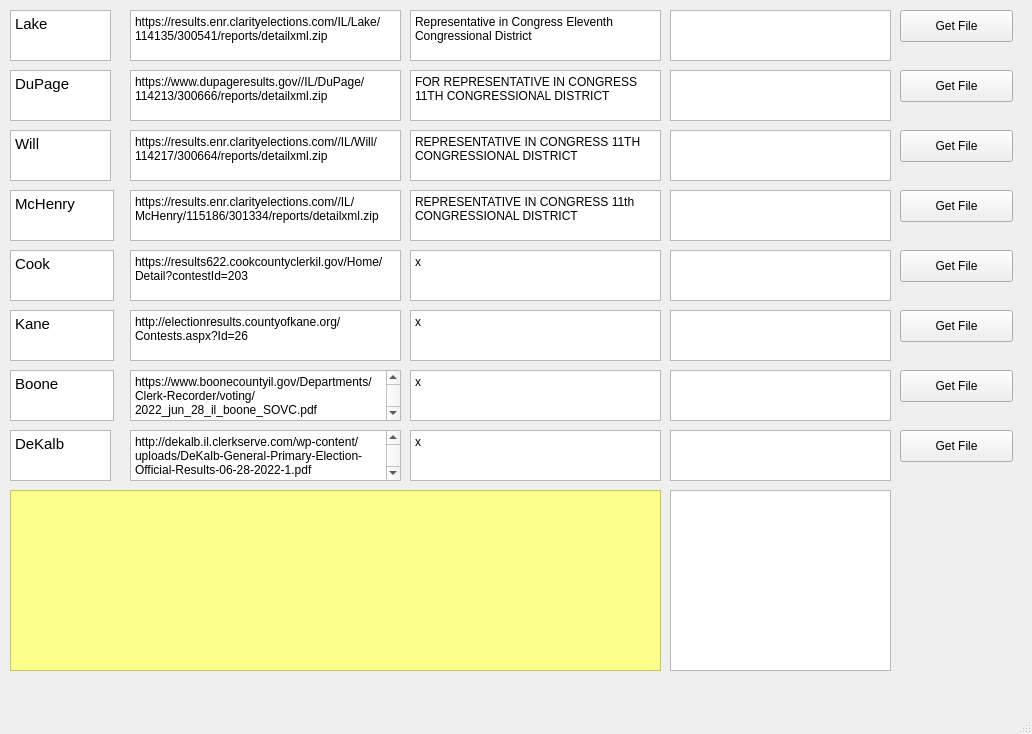
Qt form ui-data/elections.ui (GeekGirl1024/election-data-gatherer) before a commit.
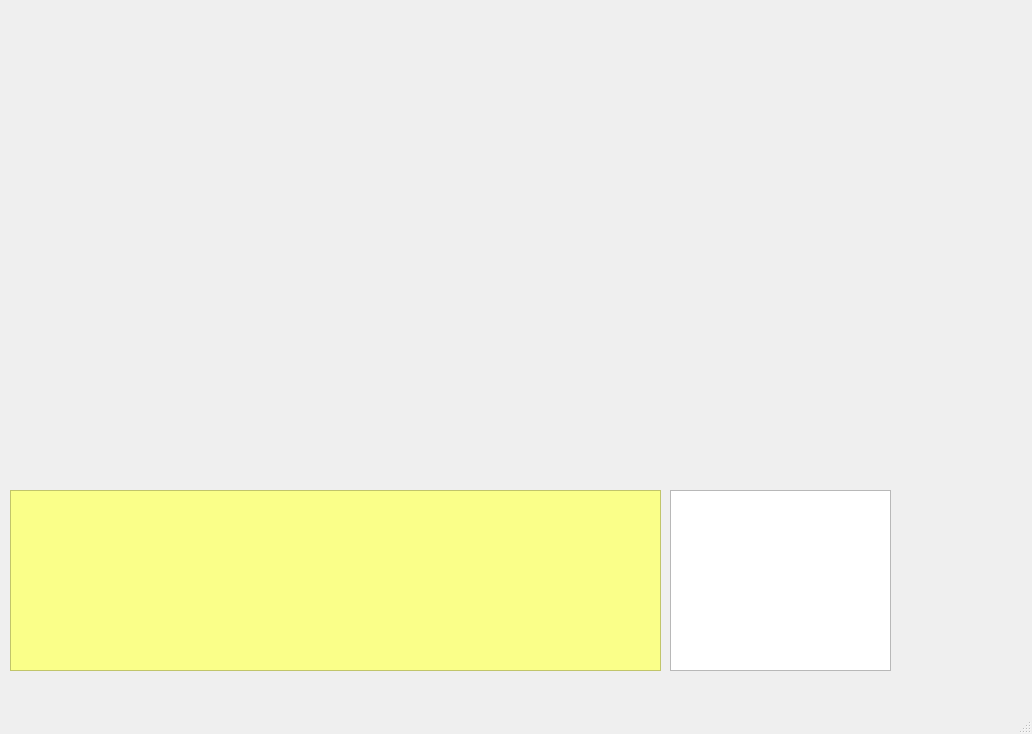
The same form after that commit.

Commit message: remove original static counties

What changed in the file:
```diff
--- a/ui-data/elections.ui
+++ b/ui-data/elections.ui
@@ -33,545 +33,6 @@
      <bool>true</bool>
     </property>
    </widget>
-   <widget class="QPlainTextEdit" name="county1Label">
-    <property name="geometry">
-     <rect>
-      <x>10</x>
-      <y>10</y>
-      <width>101</width>
-      <height>51</height>
-     </rect>
-    </property>
-    <property name="font">
-     <font>
-      <pointsize>11</pointsize>
-     </font>
-    </property>
-    <property name="plainText">
-     <string>Lake</string>
-    </property>
-   </widget>
-   <widget class="QPushButton" name="download1Button">
-    <property name="geometry">
-     <rect>
-      <x>900</x>
-      <y>10</y>
-      <width>113</width>
-      <height>32</height>
-     </rect>
-    </property>
-    <property name="text">
-     <string>Get File</string>
-    </property>
-   </widget>
-   <widget class="QPlainTextEdit" name="county1Url">
-    <property name="geometry">
-     <rect>
-      <x>130</x>
-      <y>10</y>
-      <width>271</width>
-      <height>51</height>
-     </rect>
-    </property>
-    <property name="plainText">
-     <string>https://results.enr.clarityelections.com/IL/Lake/114135/300541/reports/detailxml.zip</string>
-    </property>
-   </widget>
-   <widget class="QPlainTextEdit" name="county2Label">
-    <property name="geometry">
-     <rect>
-      <x>10</x>
-      <y>70</y>
-      <width>101</width>
-      <height>51</height>
-     </rect>
-    </property>
-    <property name="font">
-     <font>
-      <pointsize>11</pointsize>
-     </font>
-    </property>
-    <property name="plainText">
-     <string>DuPage</string>
-    </property>
-   </widget>
-   <widget class="QPlainTextEdit" name="county3Label">
-    <property name="geometry">
-     <rect>
-      <x>10</x>
-      <y>130</y>
-      <width>101</width>
-      <height>51</height>
-     </rect>
-    </property>
-    <property name="font">
-     <font>
-      <pointsize>11</pointsize>
-     </font>
-    </property>
-    <property name="plainText">
-     <string>Will</string>
-    </property>
-   </widget>
-   <widget class="QPlainTextEdit" name="county4Label">
-    <property name="geometry">
-     <rect>
-      <x>10</x>
-      <y>190</y>
-      <width>104</width>
-      <height>51</height>
-     </rect>
-    </property>
-    <property name="font">
-     <font>
-      <pointsize>11</pointsize>
-     </font>
-    </property>
-    <property name="plainText">
-     <string>McHenry</string>
-    </property>
-   </widget>
-   <widget class="QPlainTextEdit" name="county4Url">
-    <property name="geometry">
-     <rect>
-      <x>130</x>
-      <y>190</y>
-      <width>271</width>
-      <height>51</height>
-     </rect>
-    </property>
-    <property name="plainText">
-     <string>https://results.enr.clarityelections.com//IL/McHenry/115186/301334/reports/detailxml.zip</string>
-    </property>
-   </widget>
-   <widget class="QPlainTextEdit" name="county3Url">
-    <property name="geometry">
-     <rect>
-      <x>130</x>
-      <y>130</y>
-      <width>271</width>
-      <height>51</height>
-     </rect>
-    </property>
-    <property name="plainText">
-     <string>https://results.enr.clarityelections.com//IL/Will/114217/300664/reports/detailxml.zip</string>
-    </property>
-   </widget>
-   <widget class="QPlainTextEdit" name="county2Url">
-    <property name="geometry">
-     <rect>
-      <x>130</x>
-      <y>70</y>
-      <width>271</width>
-      <height>51</height>
-     </rect>
-    </property>
-    <property name="plainText">
-     <string>https://www.dupageresults.gov//IL/DuPage/114213/300666/reports/detailxml.zip</string>
-    </property>
-   </widget>
-   <widget class="QPushButton" name="download2Button">
-    <property name="geometry">
-     <rect>
-      <x>900</x>
-      <y>70</y>
-      <width>113</width>
-      <height>32</height>
-     </rect>
-    </property>
-    <property name="text">
-     <string>Get File</string>
-    </property>
-   </widget>
-   <widget class="QPushButton" name="download3Button">
-    <property name="geometry">
-     <rect>
-      <x>900</x>
-      <y>130</y>
-      <width>113</width>
-      <height>32</height>
-     </rect>
-    </property>
-    <property name="text">
-     <string>Get File</string>
-    </property>
-   </widget>
-   <widget class="QPushButton" name="download4Button">
-    <property name="geometry">
-     <rect>
-      <x>900</x>
-      <y>190</y>
-      <width>113</width>
-      <height>32</height>
-     </rect>
-    </property>
-    <property name="text">
-     <string>Get File</string>
-    </property>
-   </widget>
-   <widget class="QPlainTextEdit" name="county5Label">
-    <property name="geometry">
-     <rect>
-      <x>10</x>
-      <y>250</y>
-      <width>104</width>
-      <height>51</height>
-     </rect>
-    </property>
-    <property name="font">
-     <font>
-      <pointsize>11</pointsize>
-     </font>
-    </property>
-    <property name="plainText">
-     <string>Cook</string>
-    </property>
-   </widget>
-   <widget class="QPlainTextEdit" name="county6Label">
-    <property name="geometry">
-     <rect>
-      <x>10</x>
-      <y>310</y>
-      <width>104</width>
-      <height>51</height>
-     </rect>
-    </property>
-    <property name="font">
-     <font>
-      <pointsize>11</pointsize>
-     </font>
-    </property>
-    <property name="plainText">
-     <string>Kane</string>
-    </property>
-   </widget>
-   <widget class="QPlainTextEdit" name="county7Label">
-    <property name="geometry">
-     <rect>
-      <x>10</x>
-      <y>370</y>
-      <width>104</width>
-      <height>51</height>
-     </rect>
-    </property>
-    <property name="font">
-     <font>
-      <pointsize>11</pointsize>
-     </font>
-    </property>
-    <property name="plainText">
-     <string>Boone</string>
-    </property>
-   </widget>
-   <widget class="QPlainTextEdit" name="county8Label">
-    <property name="geometry">
-     <rect>
-      <x>10</x>
-      <y>430</y>
-      <width>101</width>
-      <height>51</height>
-     </rect>
-    </property>
-    <property name="font">
-     <font>
-      <pointsize>11</pointsize>
-     </font>
-    </property>
-    <property name="plainText">
-     <string>DeKalb</string>
-    </property>
-   </widget>
-   <widget class="QPlainTextEdit" name="county5Url">
-    <property name="geometry">
-     <rect>
-      <x>130</x>
-      <y>250</y>
-      <width>271</width>
-      <height>51</height>
-     </rect>
-    </property>
-    <property name="plainText">
-     <string>https://results622.cookcountyclerkil.gov/Home/Detail?contestId=203</string>
-    </property>
-   </widget>
-   <widget class="QPlainTextEdit" name="county6Url">
-    <property name="geometry">
-     <rect>
-      <x>130</x>
-      <y>310</y>
-      <width>271</width>
-      <height>51</height>
-     </rect>
-    </property>
-    <property name="plainText">
-     <string>http://electionresults.countyofkane.org/Contests.aspx?Id=26</string>
-    </property>
-    <property name="text" stdset="0">
-     <string/>
-    </property>
-   </widget>
-   <widget class="QPlainTextEdit" name="county7Url">
-    <property name="geometry">
-     <rect>
-      <x>130</x>
-      <y>370</y>
-      <width>271</width>
-      <height>51</height>
-     </rect>
-    </property>
-    <property name="plainText">
-     <string>https://www.boonecountyil.gov/Departments/Clerk-Recorder/voting/2022_jun_28_il_boone_SOVC.pdf</string>
-    </property>
-   </widget>
-   <widget class="QPlainTextEdit" name="county8Url">
-    <property name="geometry">
-     <rect>
-      <x>130</x>
-      <y>430</y>
-      <width>271</width>
-      <height>51</height>
-     </rect>
-    </property>
-    <property name="plainText">
-     <string>http://dekalb.il.clerkserve.com/wp-content/uploads/DeKalb-General-Primary-Election-Official-Results-06-28-2022-1.pdf</string>
-    </property>
-   </widget>
-   <widget class="QPushButton" name="download5Button">
-    <property name="geometry">
-     <rect>
-      <x>900</x>
-      <y>250</y>
-      <width>113</width>
-      <height>32</height>
-     </rect>
-    </property>
-    <property name="text">
-     <string>Get File</string>
-    </property>
-   </widget>
-   <widget class="QPushButton" name="download6Button">
-    <property name="geometry">
-     <rect>
-      <x>900</x>
-      <y>310</y>
-      <width>113</width>
-      <height>32</height>
-     </rect>
-    </property>
-    <property name="text">
-     <string>Get File</string>
-    </property>
-   </widget>
-   <widget class="QPushButton" name="download7Button">
-    <property name="geometry">
-     <rect>
-      <x>900</x>
-      <y>370</y>
-      <width>113</width>
-      <height>32</height>
-     </rect>
-    </property>
-    <property name="text">
-     <string>Get File</string>
-    </property>
-   </widget>
-   <widget class="QPushButton" name="download8Button">
-    <property name="geometry">
-     <rect>
-      <x>900</x>
-      <y>430</y>
-      <width>113</width>
-      <height>32</height>
-     </rect>
-    </property>
-    <property name="text">
-     <string>Get File</string>
-    </property>
-   </widget>
-   <widget class="QPlainTextEdit" name="contestName1">
-    <property name="geometry">
-     <rect>
-      <x>410</x>
-      <y>10</y>
-      <width>251</width>
-      <height>51</height>
-     </rect>
-    </property>
-    <property name="plainText">
-     <string>Representative in Congress Eleventh Congressional District</string>
-    </property>
-   </widget>
-   <widget class="QPlainTextEdit" name="contestName2">
-    <property name="geometry">
-     <rect>
-      <x>410</x>
-      <y>70</y>
-      <width>251</width>
-      <height>51</height>
-     </rect>
-    </property>
-    <property name="plainText">
-     <string>FOR REPRESENTATIVE IN CONGRESS 11TH CONGRESSIONAL DISTRICT</string>
-    </property>
-   </widget>
-   <widget class="QPlainTextEdit" name="contestName3">
-    <property name="geometry">
-     <rect>
-      <x>410</x>
-      <y>130</y>
-      <width>251</width>
-      <height>51</height>
-     </rect>
-    </property>
-    <property name="plainText">
-     <string>REPRESENTATIVE IN CONGRESS 11TH CONGRESSIONAL DISTRICT</string>
-    </property>
-   </widget>
-   <widget class="QPlainTextEdit" name="contestName4">
-    <property name="geometry">
-     <rect>
-      <x>410</x>
-      <y>190</y>
-      <width>251</width>
-      <height>51</height>
-     </rect>
-    </property>
-    <property name="plainText">
-     <string>REPRESENTATIVE IN CONGRESS 11th CONGRESSIONAL DISTRICT</string>
-    </property>
-   </widget>
-   <widget class="QPlainTextEdit" name="contestName5">
-    <property name="geometry">
-     <rect>
-      <x>410</x>
-      <y>250</y>
-      <width>251</width>
-      <height>51</height>
-     </rect>
-    </property>
-    <property name="plainText">
-     <string>x</string>
-    </property>
-   </widget>
-   <widget class="QPlainTextEdit" name="contestName6">
-    <property name="geometry">
-     <rect>
-      <x>410</x>
-      <y>310</y>
-      <width>251</width>
-      <height>51</height>
-     </rect>
-    </property>
-    <property name="plainText">
-     <string>x</string>
-    </property>
-   </widget>
-   <widget class="QPlainTextEdit" name="contestName7">
-    <property name="geometry">
-     <rect>
-      <x>410</x>
-      <y>370</y>
-      <width>251</width>
-      <height>51</height>
-     </rect>
-    </property>
-    <property name="plainText">
-     <string>x</string>
-    </property>
-   </widget>
-   <widget class="QPlainTextEdit" name="contestName8">
-    <property name="geometry">
-     <rect>
-      <x>410</x>
-      <y>430</y>
-      <width>251</width>
-      <height>51</height>
-     </rect>
-    </property>
-    <property name="plainText">
-     <string>x</string>
-    </property>
-   </widget>
-   <widget class="QPlainTextEdit" name="resultText1">
-    <property name="geometry">
-     <rect>
-      <x>670</x>
-      <y>10</y>
-      <width>221</width>
-      <height>51</height>
-     </rect>
-    </property>
-   </widget>
-   <widget class="QPlainTextEdit" name="resultText2">
-    <property name="geometry">
-     <rect>
-      <x>670</x>
-      <y>70</y>
-      <width>221</width>
-      <height>51</height>
-     </rect>
-    </property>
-   </widget>
-   <widget class="QPlainTextEdit" name="resultText3">
-    <property name="geometry">
-     <rect>
-      <x>670</x>
-      <y>130</y>
-      <width>221</width>
-      <height>51</height>
-     </rect>
-    </property>
-   </widget>
-   <widget class="QPlainTextEdit" name="resultText4">
-    <property name="geometry">
-     <rect>
-      <x>670</x>
-      <y>190</y>
-      <width>221</width>
-      <height>51</height>
-     </rect>
-    </property>
-   </widget>
-   <widget class="QPlainTextEdit" name="resultText7">
-    <property name="geometry">
-     <rect>
-      <x>670</x>
-      <y>370</y>
-      <width>221</width>
-      <height>51</height>
-     </rect>
-    </property>
-   </widget>
-   <widget class="QPlainTextEdit" name="resultText6">
-    <property name="geometry">
-     <rect>
-      <x>670</x>
-      <y>310</y>
-      <width>221</width>
-      <height>51</height>
-     </rect>
-    </property>
-   </widget>
-   <widget class="QPlainTextEdit" name="resultText5">
-    <property name="geometry">
-     <rect>
-      <x>670</x>
-      <y>250</y>
-      <width>221</width>
-      <height>51</height>
-     </rect>
-    </property>
-   </widget>
-   <widget class="QPlainTextEdit" name="resultText8">
-    <property name="geometry">
-     <rect>
-      <x>670</x>
-      <y>430</y>
-      <width>221</width>
-      <height>51</height>
-     </rect>
-    </property>
-   </widget>
    <widget class="QPlainTextEdit" name="resultsTextEdit">
     <property name="geometry">
      <rect>
```
The commit also changes 2 other files.
